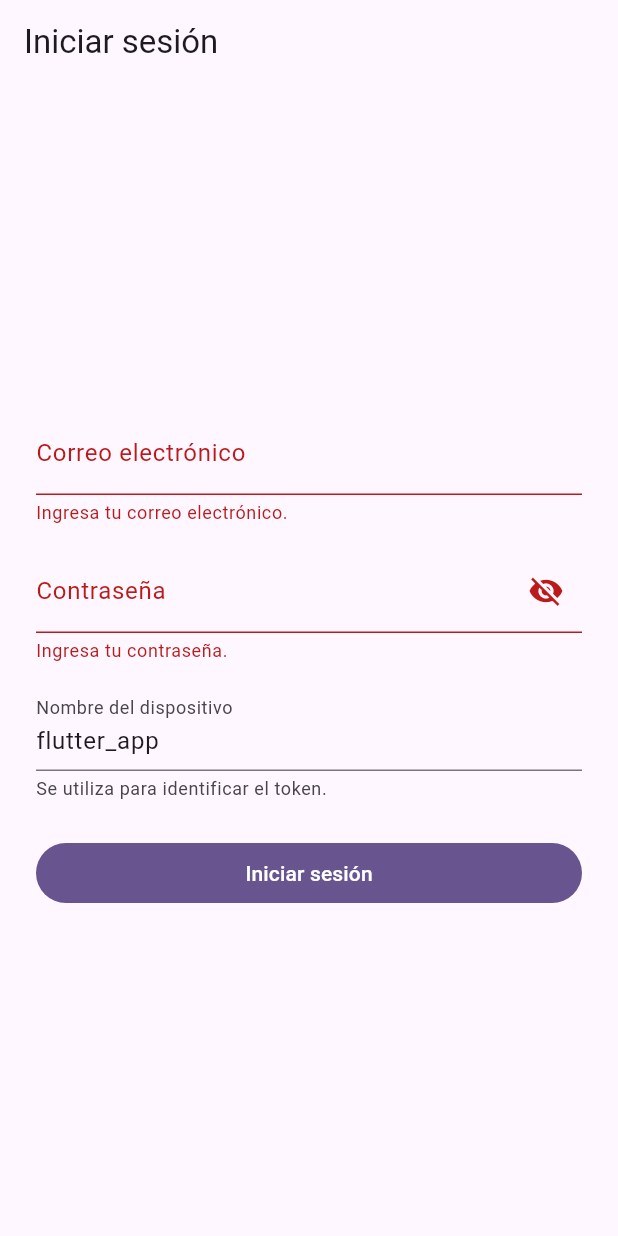
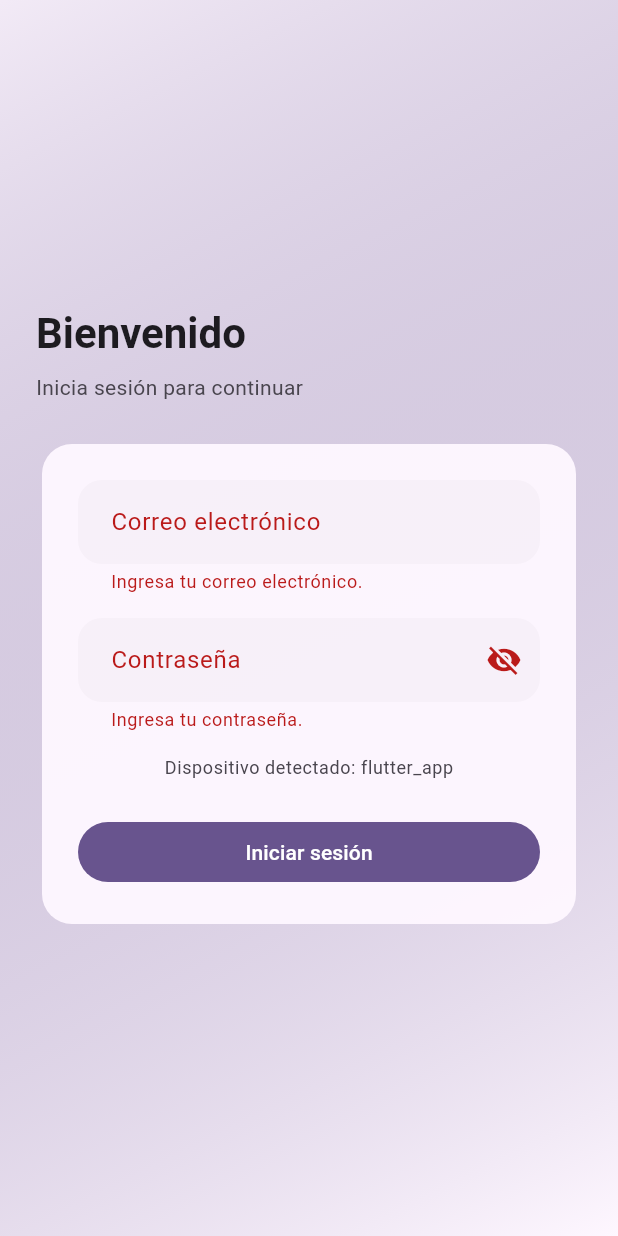
Before and after one commit to MoisesCorcho/IntalnetServiceOrdersProjectFlutter, a Flutter app: the screen it shows after launch, after a tap on "Iniciar sesión", on a phone screen of 412 x 824 dp. Run offline on Flutter 3.47's test engine with Material 3 defaults, Android fonts, the light colour scheme and no system bars; our stand-ins replace device_info_plus, equatable, flutter_bloc.

Commit message:
feat: integrate device_info_plus for device identification in login
- Added device_info_plus dependency to retrieve device information.
- Implemented device name resolution in the login page, supporting multiple platforms.
- Updated UI to display detected device name or fallback value.
- Refactored login form to remove unused device name input field.
- Enhanced user experience with loading indicators during device identification.

```diff
--- a/lib/features/auth/view/login_page.dart
+++ b/lib/features/auth/view/login_page.dart
@@ -1,3 +1,5 @@
+import 'package:device_info_plus/device_info_plus.dart';
+import 'package:flutter/foundation.dart';
 import 'package:flutter/material.dart';
 import 'package:flutter_bloc/flutter_bloc.dart';
 
@@ -14,22 +16,71 @@ class _LoginPageState extends State<LoginPage> {
   final _formKey = GlobalKey<FormState>();
   final _emailController = TextEditingController();
   final _passwordController = TextEditingController();
-  final _deviceNameController = TextEditingController(text: 'flutter_app');
 
   bool _obscurePassword = true;
+  String? _deviceName;
+  bool _isFetchingDeviceName = true;
+
+  @override
+  void initState() {
+    super.initState();
+    _resolveDeviceName();
+  }
+
+  Future<void> _resolveDeviceName() async {
+    const fallback = 'flutter_app';
+    final plugin = DeviceInfoPlugin();
+    String? resolvedName;
+
+    try {
+      if (kIsWeb) {
+        resolvedName = 'web_browser';
+      } else {
+        switch (defaultTargetPlatform) {
+          case TargetPlatform.android:
+            resolvedName = (await plugin.androidInfo).model;
+            break;
+          case TargetPlatform.iOS:
+            final info = await plugin.iosInfo;
+            resolvedName = info.name;
+            break;
+          case TargetPlatform.macOS:
+            resolvedName = (await plugin.macOsInfo).computerName;
+            break;
+          case TargetPlatform.windows:
+            resolvedName = (await plugin.windowsInfo).computerName;
+            break;
+          case TargetPlatform.linux:
+            resolvedName = (await plugin.linuxInfo).name;
+            break;
+          case TargetPlatform.fuchsia:
+            resolvedName = fallback;
+            break;
+        }
+      }
+    } catch (_) {
+      resolvedName = fallback;
+    }
+
+    if (!mounted) return;
+
+    setState(() {
+      _deviceName =
+          (resolvedName == null || resolvedName.trim().isEmpty) ? fallback : resolvedName.trim();
+      _isFetchingDeviceName = false;
+    });
+  }
 
   @override
   void dispose() {
     _emailController.dispose();
     _passwordController.dispose();
-    _deviceNameController.dispose();
     super.dispose();
   }
 
   @override
   Widget build(BuildContext context) {
     return Scaffold(
-      appBar: AppBar(title: const Text('Iniciar sesión')),
       body: BlocListener<AuthBloc, AuthState>(
         listenWhen: (previous, current) =>
             previous.errorMessage != current.errorMessage &&
@@ -39,22 +90,55 @@ class _LoginPageState extends State<LoginPage> {
           messenger.hideCurrentSnackBar();
           messenger.showSnackBar(SnackBar(content: Text(state.errorMessage!)));
         },
+        child: Container(
+          decoration: BoxDecoration(
+            gradient: LinearGradient(
+              colors: [
+                Theme.of(context).colorScheme.primary.withValues(alpha: 0.08),
+                Theme.of(context).colorScheme.surface,
+              ],
+              begin: Alignment.topLeft,
+              end: Alignment.bottomRight,
+            ),
+          ),
           child: LayoutBuilder(
             builder: (context, constraints) {
-            final maxWidth = constraints.maxWidth > 500
-                ? 400.0
-                : double.infinity;
+              final maxWidth = constraints.maxWidth > 520 ? 420.0 : double.infinity;
 
               return Center(
                 child: SingleChildScrollView(
-                padding: const EdgeInsets.all(24),
+                  padding: const EdgeInsets.symmetric(horizontal: 24, vertical: 32),
                   child: ConstrainedBox(
                     constraints: BoxConstraints(maxWidth: maxWidth),
+                    child: Column(
+                      crossAxisAlignment: CrossAxisAlignment.start,
+                      children: [
+                        Text(
+                          'Bienvenido',
+                          style: Theme.of(context).textTheme.headlineMedium?.copyWith(
+                                fontWeight: FontWeight.w600,
+                              ),
+                        ),
+                        const SizedBox(height: 8),
+                        Text(
+                          'Inicia sesión para continuar',
+                          style: Theme.of(context).textTheme.bodyMedium?.copyWith(
+                                color: Theme.of(context).colorScheme.onSurfaceVariant,
+                              ),
+                        ),
+                        const SizedBox(height: 24),
+                        Card(
+                          elevation: 0,
+                          color: Theme.of(context).colorScheme.surface.withValues(alpha: 0.95),
+                          shape: RoundedRectangleBorder(
+                            borderRadius: BorderRadius.circular(20),
+                          ),
+                          child: Padding(
+                            padding: const EdgeInsets.all(24),
                             child: _LoginForm(
                               formKey: _formKey,
                               emailController: _emailController,
                               passwordController: _passwordController,
-                    deviceNameController: _deviceNameController,
                               obscurePassword: _obscurePassword,
                               onTogglePasswordVisibility: () {
                                 setState(() {
@@ -62,11 +146,18 @@ class _LoginPageState extends State<LoginPage> {
                                 });
                               },
                               onSubmit: _onSubmit,
+                              deviceName: _deviceName,
+                              isFetchingDeviceName: _isFetchingDeviceName,
+                            ),
+                          ),
+                        ),
+                      ],
                     ),
                   ),
                 ),
               );
             },
+          ),
         ),
       ),
     );
@@ -79,9 +170,7 @@ class _LoginPageState extends State<LoginPage> {
 
     final email = _emailController.text.trim();
     final password = _passwordController.text;
-    final deviceName = _deviceNameController.text.trim().isEmpty
-        ? 'flutter_app'
-        : _deviceNameController.text.trim();
+    final deviceName = _deviceName ?? 'flutter_app';
 
     context.read<AuthBloc>().add(
       LoginSubmitted(email: email, password: password, deviceName: deviceName),
@@ -94,25 +183,47 @@ class _LoginForm extends StatelessWidget {
     required this.formKey,
     required this.emailController,
     required this.passwordController,
-    required this.deviceNameController,
     required this.obscurePassword,
     required this.onTogglePasswordVisibility,
     required this.onSubmit,
+    required this.deviceName,
+    required this.isFetchingDeviceName,
   });
 
   final GlobalKey<FormState> formKey;
   final TextEditingController emailController;
   final TextEditingController passwordController;
-  final TextEditingController deviceNameController;
   final bool obscurePassword;
   final VoidCallback onTogglePasswordVisibility;
   final VoidCallback onSubmit;
+  final String? deviceName;
+  final bool isFetchingDeviceName;
 
   @override
   Widget build(BuildContext context) {
     return BlocBuilder<AuthBloc, AuthState>(
       builder: (context, state) {
         final isSubmitting = state.status == AuthStatus.authenticating;
+        final theme = Theme.of(context);
+
+        InputDecoration baseDecoration(String label, {String? hint, Widget? suffixIcon}) {
+          return InputDecoration(
+            labelText: label,
+            hintText: hint,
+            suffixIcon: suffixIcon,
+            filled: true,
+            fillColor: theme.colorScheme.surfaceContainerHighest.withValues(alpha: 0.25),
+            border: OutlineInputBorder(
+              borderRadius: BorderRadius.circular(16),
+              borderSide: BorderSide.none,
+            ),
+            focusedBorder: OutlineInputBorder(
+              borderRadius: BorderRadius.circular(16),
+              borderSide: BorderSide(color: theme.colorScheme.primary.withValues(alpha: 0.4), width: 1.4),
+            ),
+            contentPadding: const EdgeInsets.symmetric(horizontal: 18, vertical: 16),
+          );
+        }
 
         return Form(
           key: formKey,
@@ -121,10 +232,7 @@ class _LoginForm extends StatelessWidget {
             children: [
               TextFormField(
                 controller: emailController,
-                decoration: const InputDecoration(
-                  labelText: 'Correo electrónico',
-                  hintText: 'tu@correo.com',
-                ),
+                decoration: baseDecoration('Correo electrónico', hint: 'tu@correo.com'),
                 keyboardType: TextInputType.emailAddress,
                 autofillHints: const [
                   AutofillHints.username,
@@ -144,8 +252,8 @@ class _LoginForm extends StatelessWidget {
               const SizedBox(height: 16),
               TextFormField(
                 controller: passwordController,
-                decoration: InputDecoration(
-                  labelText: 'Contraseña',
+                decoration: baseDecoration(
+                  'Contraseña',
                   suffixIcon: IconButton(
                     icon: Icon(
                       obscurePassword ? Icons.visibility_off : Icons.visibility,
@@ -163,22 +271,36 @@ class _LoginForm extends StatelessWidget {
                 },
               ),
               const SizedBox(height: 16),
-              TextFormField(
-                controller: deviceNameController,
-                decoration: const InputDecoration(
-                  labelText: 'Nombre del dispositivo',
-                  helperText: 'Se utiliza para identificar el token.',
+              AnimatedSwitcher(
+                duration: const Duration(milliseconds: 250),
+                child: isFetchingDeviceName
+                    ? Row(
+                        key: const ValueKey('loading-device'),
+                        children: [
+                          SizedBox(
+                            height: 16,
+                            width: 16,
+                            child: CircularProgressIndicator(
+                              strokeWidth: 2,
+                              valueColor: AlwaysStoppedAnimation(theme.colorScheme.primary),
                             ),
-                textCapitalization: TextCapitalization.none,
-                validator: (value) {
-                  if (value == null || value.trim().isEmpty) {
-                    return 'Ingresa un nombre para el dispositivo.';
-                  }
-                  if (value.trim().length > 255) {
-                    return 'El nombre del dispositivo no puede superar los 255 caracteres.';
-                  }
-                  return null;
-                },
+                          ),
+                          const SizedBox(width: 12),
+                          Text(
+                            'Identificando dispositivo…',
+                            style: theme.textTheme.bodySmall?.copyWith(
+                              color: theme.colorScheme.onSurfaceVariant,
+                            ),
+                          ),
+                        ],
+                      )
+                    : Text(
+                        'Dispositivo detectado: ${deviceName ?? 'flutter_app'}',
+                        key: const ValueKey('device-name'),
+                        style: theme.textTheme.bodySmall?.copyWith(
+                          color: theme.colorScheme.onSurfaceVariant,
+                        ),
+                      ),
               ),
               const SizedBox(height: 24),
               FilledButton(
--- a/pubspec.yaml
+++ b/pubspec.yaml
@@ -38,6 +38,7 @@ dependencies:
   equatable: ^2.0.5
   bloc: ^8.1.4
   http: ^1.2.2
+  device_info_plus: ^11.0.0
 
 dev_dependencies:
   flutter_test:
```
Also changed, not shown: pubspec.lock, 1 other file. Lines whose indentation alone changed are shown as unchanged.
